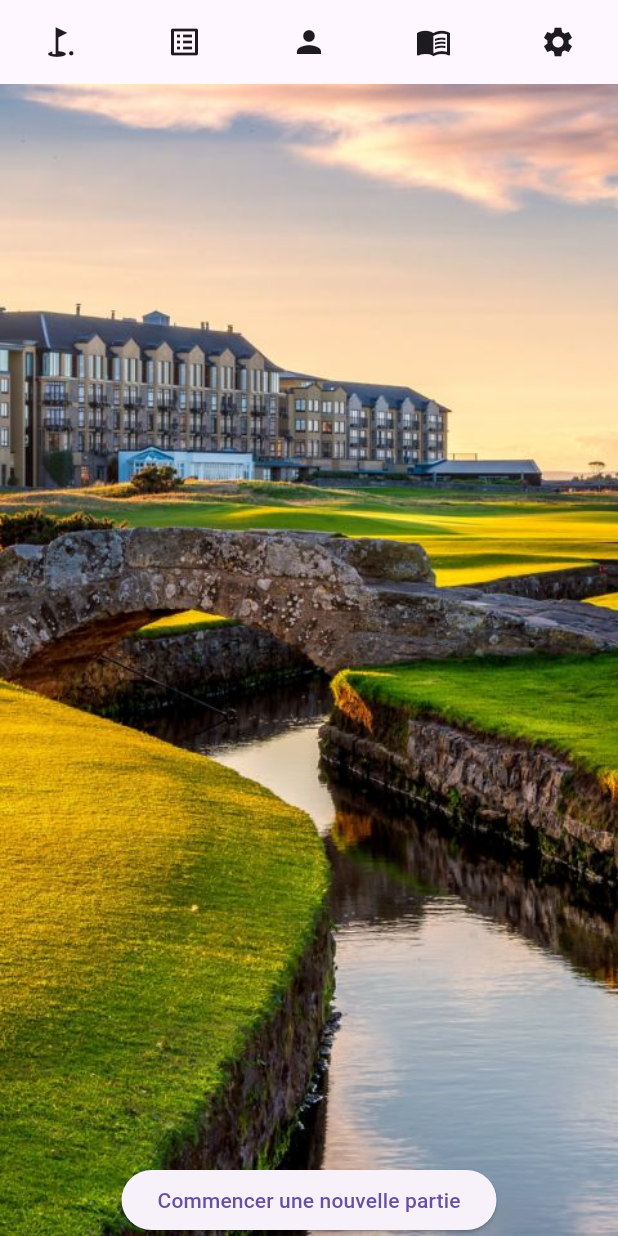
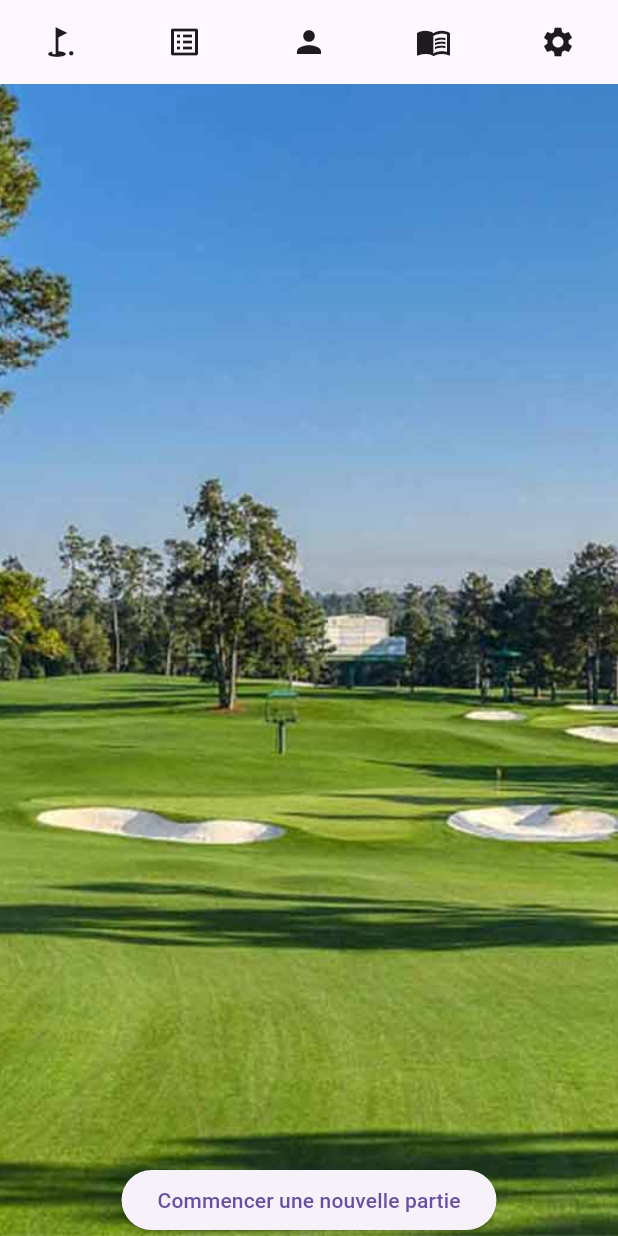
Before and after one commit to Malo-Archimbaud/Caddie, a Flutter app: the screen it shows after launch, on a phone screen of 412 x 824 dp. Run offline on Flutter 3.47's test engine with Material 3 defaults, Android fonts, the phone set to English and light mode, and no system bars; our stand-ins replace geolocator, go_router, webview_flutter.

Commit message:
random background images

```diff
--- a/src/caddie/lib/home_screen.dart
+++ b/src/caddie/lib/home_screen.dart
@@ -2,6 +2,7 @@ import 'package:caddie/localisation.dart';
 import 'package:flutter/material.dart';
 import 'package:caddie/widgets/app_bar_widget.dart';
 import 'package:geolocator/geolocator.dart';
+import 'dart:math';
 
 class HomeScreen extends StatefulWidget {
   const HomeScreen({super.key});
@@ -10,14 +11,24 @@ class HomeScreen extends StatefulWidget {
   State<HomeScreen> createState() => _HomeScreenState();
 }
 
+class BackgroundImages {
+  final List<String> images = [
+    'assets/background_golf_1.jpg',
+    'assets/background_golf_2.jpg',
+    'assets/background_golf_3.jpg',
+  ];
+}
+
 class _HomeScreenState extends State<HomeScreen> {
   final Future<Position> _position = determinePosition();
+  final random = Random();
+  final String image = BackgroundImages().images[Random().nextInt(3)];
 
   @override
   Widget build(BuildContext context) {
     return Scaffold(
         body: Stack(children: [
-          Positioned.fill(child: Image.asset('assets/background_golf_1.jpg', fit: BoxFit.cover)),
+          Positioned.fill(child: Image.asset(image, fit: BoxFit.cover)),
       Column(
         children: [
           const Column(
```
